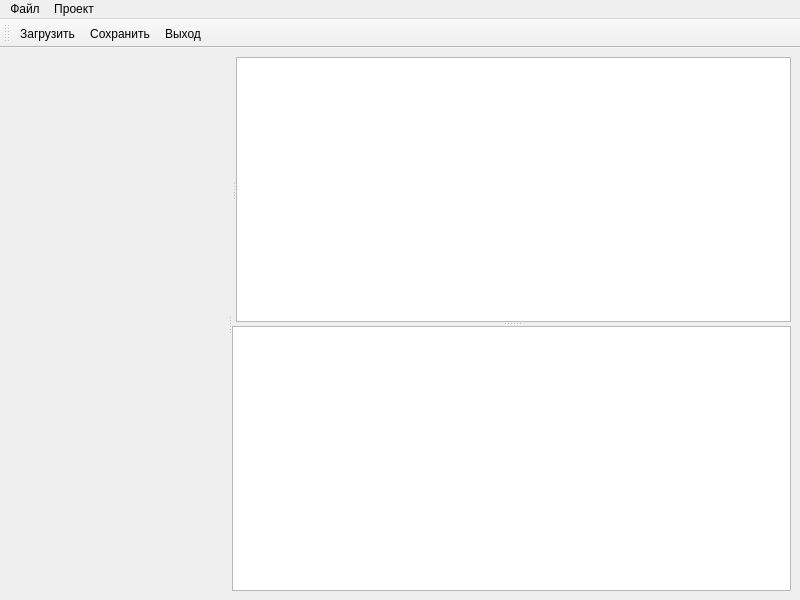
This is ui/MainWindow.ui in lazyDesertMan/Mivar as Qt 5 draws it before an edit. The edited form follows.
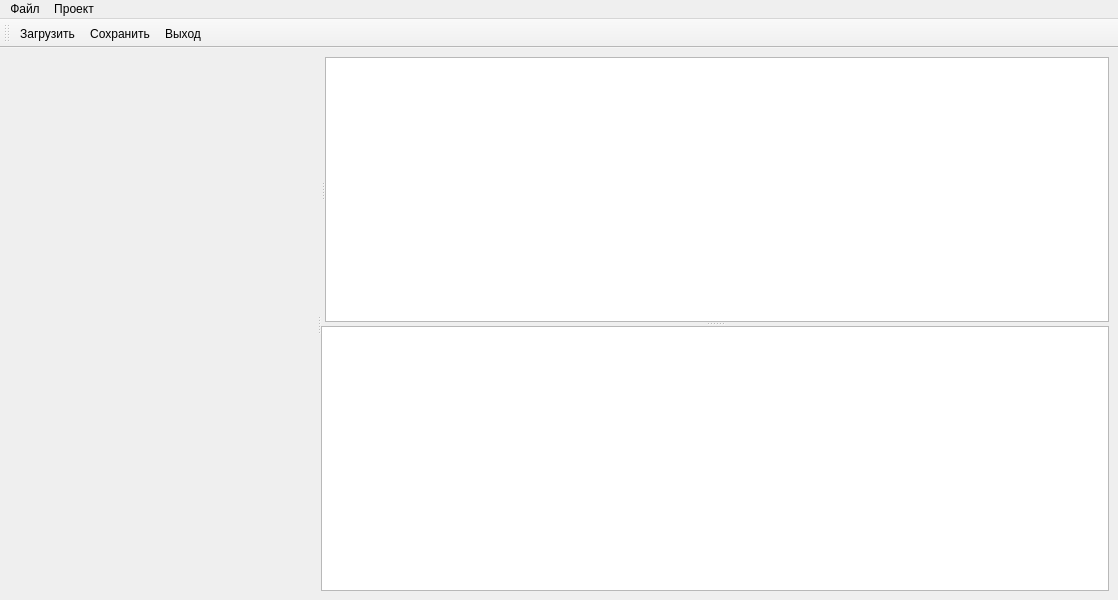
This is the edited form. Icons and pictures are not drawn. Custom widgets are drawn as their Qt base class.

Patch:
```diff
--- a/ui/MainWindow.ui
+++ b/ui/MainWindow.ui
@@ -6,7 +6,7 @@
    <rect>
     <x>0</x>
     <y>0</y>
-    <width>800</width>
+    <width>1118</width>
     <height>600</height>
    </rect>
   </property>
@@ -91,8 +91,8 @@
     <rect>
      <x>0</x>
      <y>0</y>
-     <width>800</width>
-     <height>21</height>
+     <width>1118</width>
+     <height>19</height>
     </rect>
    </property>
    <widget class="QMenu" name="menu">
@@ -219,6 +219,12 @@
    <header location="global">ui/RuleOptions.h</header>
    <container>1</container>
   </customwidget>
+  <customwidget>
+   <class>HomeWidget</class>
+   <extends>QWidget</extends>
+   <header location="global">ui/HomeWidget.h</header>
+   <container>1</container>
+  </customwidget>
  </customwidgets>
  <resources>
   <include location="../resources.qrc"/>
```
Left out of the diff: 17 changed lines with no effect on the pictures.
